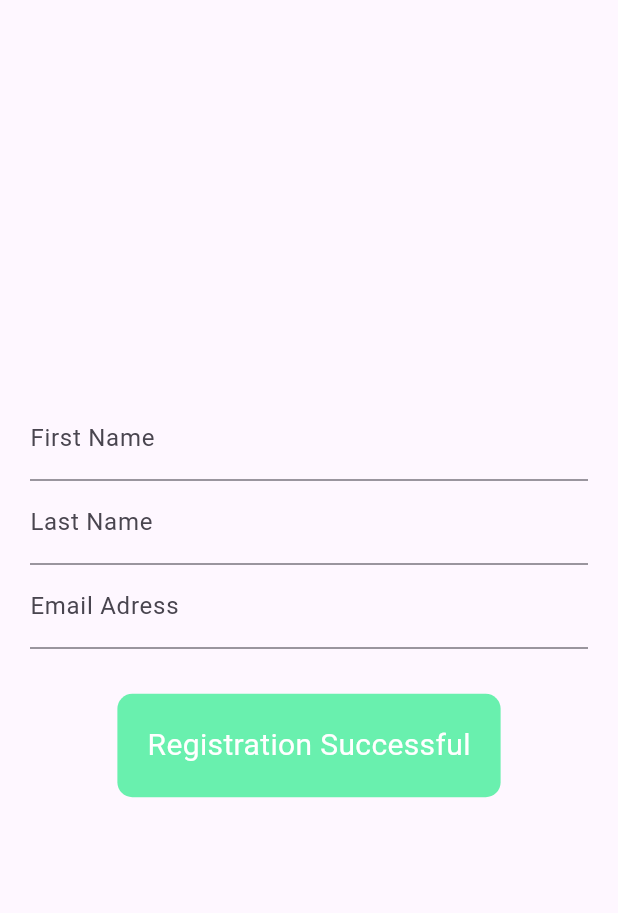
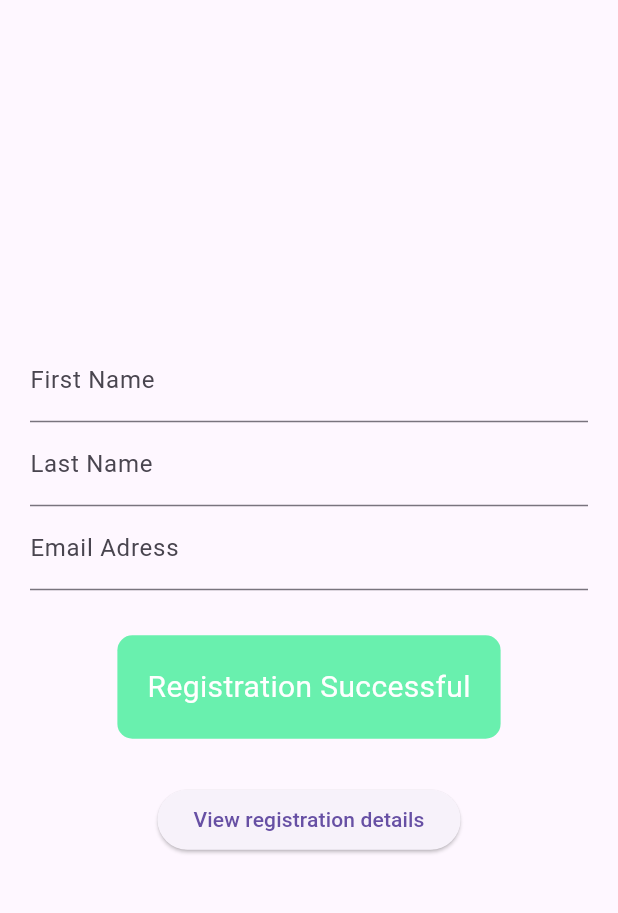
Before and after one commit to minitie4444/registration_form, a Flutter app: the screen it shows after launch, after a tap on "Register me", on a phone screen of 412 x 824 dp, the part 63-976 px from its top. Run offline on Flutter 3.47's test engine with Material 3 defaults, Android fonts, the phone set to English and light mode, and no system bars.

Commit message:
registeration_form

```diff
--- a/lib/screens/registration_Screen.dart
+++ b/lib/screens/registration_Screen.dart
@@ -1,4 +1,5 @@
 import 'package:flutter/material.dart';
+import 'package:registration_form/screens/details_Screen.dart';
 
 class RegistrationScreen extends StatefulWidget {
   @override
@@ -40,27 +41,43 @@ class _RegistrationScreenState extends State<RegistrationScreen> {
             GestureDetector(
               onTap: () {
                 setState(() {
-                  isRegistered = !isRegistered ;
+                  isRegistered = !isRegistered;
                 });
-
               },
               child: Container(
-                padding:const EdgeInsets.all(20) ,
+                padding: const EdgeInsets.all(20),
                 decoration: BoxDecoration(
-                  color: isRegistered? Colors.greenAccent:Colors.blueAccent,
+                  color: isRegistered ? Colors.greenAccent : Colors.blueAccent,
                   borderRadius: BorderRadius.circular(10),
                 ),
-                child:Text(
-                  isRegistered?"Registration Successful":"Register me",
-                  style: TextStyle(
+                child: Text(
+                  isRegistered ? "Registration Successful" : "Register me",
+                  style: const TextStyle(
                     color: Colors.white,
                     fontSize: 20,
                   ),
-
-
                 ),
               ),
             ),
+            const SizedBox(
+              height: 30,
+            ),
+            if (isRegistered)
+              ElevatedButton(
+                  onPressed: () {
+                    Navigator.push(
+                        context, MaterialPageRoute(builder:(context)=>DetailsScreen(
+                          firstname: firstNameController.text,
+                          lastname: lastNameController.text,
+                          email: emailController.text,
+
+
+                        ),
+                        ),
+                        );
+                  },
+                  child: const Text("View registration details")
+                  )
           ],
         ),
       ),
```
Also changed, not shown: lib/screens/details_Screen.dart (+37 -0 lines).
